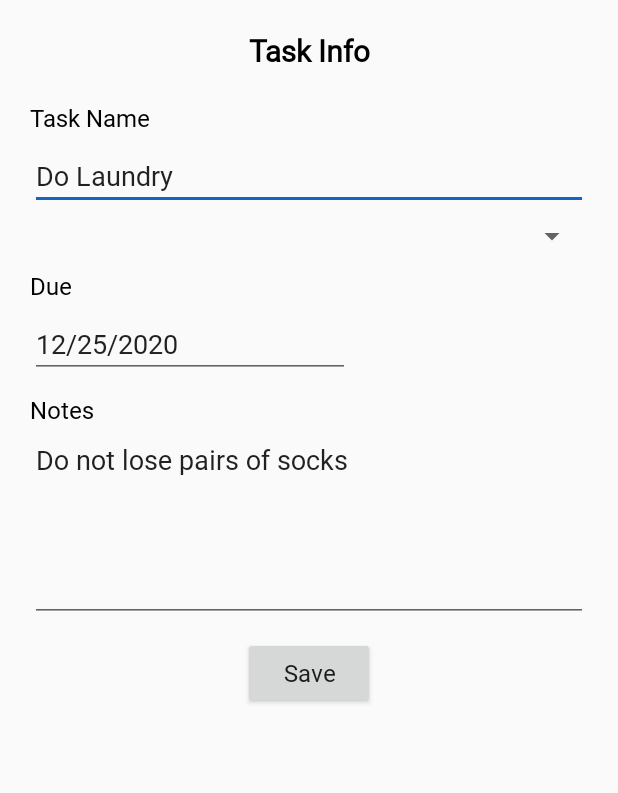
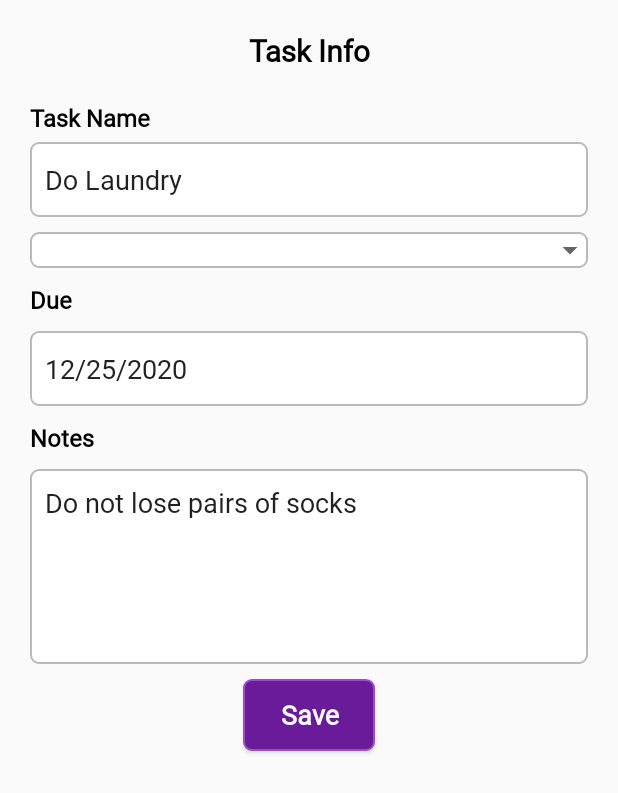
Before and after one commit to Todo-App-Codepath/todoApp, an Android app: the layout fragment_info_task.xml on its own in the app's theme, with its tools: preview values and no code run, on a phone screen of 412 x 824 dp. Shown: the top 793 px of the screen. Run offline under Robolectric (Android 15) with nearby library versions, the phone set to English and light mode, and no system bars.

Commit message:
UI edit: Edit Task

```diff
--- a/app/src/main/res/layout/activity_main.xml
+++ b/app/src/main/res/layout/activity_main.xml
@@ -58,6 +58,7 @@
         android:layout_gravity="bottom|right"
         android:layout_margin="16dp"
         android:tint="@android:color/white"
+        app:backgroundTint="@color/colorPrimary"
         app:srcCompat="@drawable/ic_baseline_add_24" />
 
 </androidx.coordinatorlayout.widget.CoordinatorLayout>
--- a/app/src/main/res/layout/fragment_info_task.xml
+++ b/app/src/main/res/layout/fragment_info_task.xml
@@ -33,7 +33,8 @@
             android:layout_marginTop="20dp"
             android:text="@string/add_task_fragment_task_name"
             android:textColor="@color/design_default_color_on_secondary"
-            android:textSize="16sp" />
+            android:textSize="16sp"
+            android:textStyle="bold" />
 
         <Spinner
             android:id="@+id/infoSpinnerPerson"
@@ -41,8 +42,10 @@
             android:layout_height="wrap_content"
             android:layout_below="@+id/etInfoTaskName"
             android:layout_marginStart="20dp"
-            android:layout_marginTop="5dp"
+            android:layout_marginTop="10dp"
             android:layout_marginEnd="20dp"
+            android:background="@drawable/rounded_edit_text_addtask_dropdown"
+            android:padding="10dp"
             android:paddingTop="5dp"
             android:textColor="#000000" />
 
@@ -55,7 +58,8 @@
             android:layout_marginTop="10dp"
             android:text="@string/add_task_fragment_task_due"
             android:textColor="@color/design_default_color_on_secondary"
-            android:textSize="16sp" />
+            android:textSize="16sp"
+            android:textStyle="bold" />
 
         <TextView
             android:id="@+id/tvInfoTaskNotes"
@@ -66,16 +70,19 @@
             android:layout_marginTop="10dp"
             android:text="@string/add_task_fragment_task_notes"
             android:textColor="@color/design_default_color_on_secondary"
-            android:textSize="16sp" />
+            android:textSize="16sp"
+            android:textStyle="bold" />
 
         <EditText
             android:id="@+id/etInfoTaskName"
             android:layout_width="match_parent"
-            android:layout_height="wrap_content"
+            android:layout_height="50dp"
             android:layout_below="@+id/tvInfoTaskName"
             android:layout_marginStart="20dp"
             android:layout_marginTop="5dp"
             android:layout_marginEnd="20dp"
+            android:background="@drawable/rounded_edit_text_addtask"
+            android:padding="10dp"
             tools:text="Do Laundry">
 
         </EditText>
@@ -86,27 +93,32 @@
             android:layout_height="wrap_content"
             android:layout_below="@+id/tvInfoTaskNotes"
             android:layout_marginStart="20dp"
-            android:layout_marginTop="0dp"
+            android:layout_marginTop="10dp"
             android:layout_marginEnd="20dp"
+            android:background="@drawable/rounded_edit_text_addtask"
             android:gravity="start|top"
             android:inputType="textMultiLine"
             android:minLines="5"
+            android:padding="10dp"
             tools:text="Do not lose pairs of socks">
 
         </EditText>
 
         <EditText
             android:id="@+id/etdInfoTaskDate"
-            android:layout_width="wrap_content"
-            android:layout_height="wrap_content"
+            android:layout_width="match_parent"
+            android:layout_height="50dp"
             android:layout_below="@+id/tvInfoTaskDue"
             android:layout_alignParentStart="true"
             android:layout_alignParentBottom="false"
             android:layout_marginStart="20dp"
-            android:layout_marginTop="5dp"
+            android:layout_marginTop="10dp"
+            android:layout_marginEnd="20dp"
+            android:background="@drawable/rounded_edit_text_addtask"
             android:ems="10"
             android:hint="MM/DD/YYYY"
             android:inputType="date"
+            android:padding="10dp"
             tools:text="12/25/2020" />
 
         <Button
@@ -119,9 +131,13 @@
             android:layout_centerHorizontal="true"
             android:layout_marginTop="10dp"
             android:layout_marginBottom="20dp"
+            android:background="@drawable/rounded_button_login"
+            android:padding="10dp"
             android:text="@string/info_task_fragment_button_save"
             android:textAllCaps="false"
-            android:textSize="16sp" />
+            android:textColor="@android:color/white"
+            android:textSize="18sp"
+            android:textStyle="bold" />
 
     </RelativeLayout>
 </FrameLayout>
```
